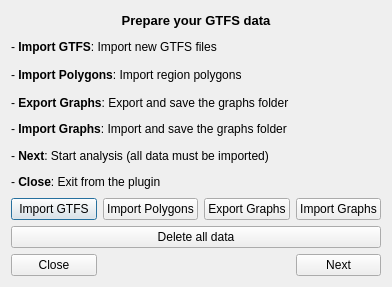
The window that route_tracking_dialog_base.ui (gianmarconaro/city-transport-analyzer) describes before a commit, drawn with Qt 5.
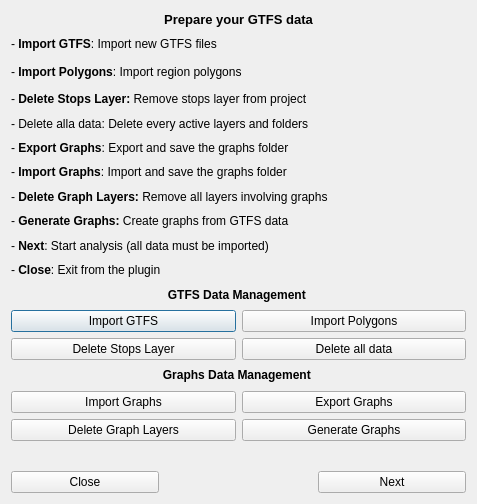
The same window after the commit.

```diff
--- a/route_tracking_dialog_base.ui
+++ b/route_tracking_dialog_base.ui
@@ -6,8 +6,8 @@
    <rect>
     <x>0</x>
     <y>0</y>
-    <width>388</width>
-    <height>287</height>
+    <width>477</width>
+    <height>504</height>
    </rect>
   </property>
   <property name="minimumSize">
@@ -22,8 +22,15 @@
   <property name="modal">
    <bool>false</bool>
   </property>
-  <layout class="QGridLayout" name="gridLayout">
-   <item row="1" column="0" colspan="3">
+  <layout class="QGridLayout" name="gridLayout_4">
+   <item row="0" column="0">
+    <widget class="QLabel" name="label">
+     <property name="text">
+      <string>&lt;html&gt;&lt;head/&gt;&lt;body&gt;&lt;p align=&quot;center&quot;&gt;&lt;span style=&quot; font-size:10pt; font-weight:600;&quot;&gt;Prepare your GTFS data&lt;/span&gt;&lt;/p&gt;&lt;/body&gt;&lt;/html&gt;</string>
+     </property>
+    </widget>
+   </item>
+   <item row="1" column="0">
     <widget class="QLabel" name="label_3">
      <property name="font">
       <font>
@@ -35,11 +42,11 @@
       </font>
      </property>
      <property name="text">
-      <string>- &lt;b&gt;Import GTFS&lt;/b&gt;: Import new GTFS files</string>
+      <string>&lt;html&gt;&lt;head/&gt;&lt;body&gt;&lt;p&gt;- &lt;span style=&quot; font-weight:600;&quot;&gt;Import GTFS&lt;/span&gt;: Import new GTFS files&lt;/p&gt;&lt;/body&gt;&lt;/html&gt;</string>
      </property>
     </widget>
    </item>
-   <item row="2" column="0" colspan="4">
+   <item row="2" column="0">
     <widget class="QLabel" name="label_5">
      <property name="enabled">
       <bool>true</bool>
@@ -55,89 +62,171 @@
      </property>
     </widget>
    </item>
-   <item row="3" column="0" colspan="4">
+   <item row="3" column="0">
+    <widget class="QLabel" name="label_12">
+     <property name="text">
+      <string>&lt;html&gt;&lt;head/&gt;&lt;body&gt;&lt;p&gt;- &lt;span style=&quot; font-weight:600;&quot;&gt;Delete Stops Layer: &lt;/span&gt;Remove stops layer from project&lt;/p&gt;&lt;/body&gt;&lt;/html&gt;</string>
+     </property>
+    </widget>
+   </item>
+   <item row="4" column="0">
+    <widget class="QLabel" name="label_8">
+     <property name="text">
+      <string>&lt;html&gt;&lt;head/&gt;&lt;body&gt;&lt;p&gt;- &lt;span style=&quot; font-weight:600;&quot;&gt;Delete alla data:&lt;/span&gt; Delete every active layers and folders&lt;/p&gt;&lt;/body&gt;&lt;/html&gt;</string>
+     </property>
+    </widget>
+   </item>
+   <item row="5" column="0">
     <widget class="QLabel" name="label_6">
      <property name="text">
       <string>- &lt;b&gt;Export Graphs&lt;/b&gt;: Export and save the graphs folder </string>
      </property>
     </widget>
    </item>
-   <item row="4" column="0" colspan="4">
+   <item row="6" column="0">
     <widget class="QLabel" name="label_7">
      <property name="text">
       <string>- &lt;b&gt;Import Graphs&lt;/b&gt;: Import and save the graphs folder</string>
      </property>
     </widget>
    </item>
-   <item row="5" column="0" colspan="3">
+   <item row="7" column="0">
+    <widget class="QLabel" name="label_13">
+     <property name="text">
+      <string>&lt;html&gt;&lt;head/&gt;&lt;body&gt;&lt;p&gt;- &lt;span style=&quot; font-weight:600;&quot;&gt;Delete Graph Layers:&lt;/span&gt; Remove all layers involving graphs&lt;/p&gt;&lt;/body&gt;&lt;/html&gt;</string>
+     </property>
+    </widget>
+   </item>
+   <item row="8" column="0">
+    <widget class="QLabel" name="label_14">
+     <property name="text">
+      <string>- &lt;b&gt;Generate Graphs:&lt;/b&gt; Create graphs from GTFS data</string>
+     </property>
+    </widget>
+   </item>
+   <item row="9" column="0">
     <widget class="QLabel" name="label_2">
      <property name="text">
       <string>- &lt;b&gt;Next&lt;/b&gt;: Start analysis (all data must be imported)</string>
      </property>
     </widget>
    </item>
-   <item row="6" column="0" colspan="2">
+   <item row="10" column="0">
     <widget class="QLabel" name="label_4">
      <property name="text">
       <string>- &lt;b&gt;Close&lt;/b&gt;: Exit from the plugin</string>
      </property>
     </widget>
    </item>
-   <item row="7" column="0">
+   <item row="11" column="0">
+    <widget class="QLabel" name="label_10">
+     <property name="text">
+      <string>&lt;html&gt;&lt;head/&gt;&lt;body&gt;&lt;p align=&quot;center&quot;&gt;&lt;span style=&quot; font-weight:600;&quot;&gt;GTFS Data Management &lt;/span&gt;&lt;/p&gt;&lt;/body&gt;&lt;/html&gt;</string>
+     </property>
+    </widget>
+   </item>
+   <item row="12" column="0">
+    <layout class="QGridLayout" name="gridLayout">
+     <item row="0" column="0">
     <widget class="QPushButton" name="GTFSButton">
      <property name="text">
       <string>Import GTFS</string>
      </property>
     </widget>
    </item>
-   <item row="7" column="1">
+     <item row="0" column="1">
     <widget class="QPushButton" name="polygonButton">
      <property name="text">
       <string>Import Polygons</string>
      </property>
     </widget>
    </item>
-   <item row="7" column="2">
-    <widget class="QPushButton" name="exportButton">
+     <item row="1" column="0">
+      <widget class="QPushButton" name="stopsButton">
      <property name="text">
-      <string>Export Graphs</string>
+        <string>Delete Stops Layer</string>
      </property>
     </widget>
    </item>
-   <item row="7" column="3">
+     <item row="1" column="1">
+      <widget class="QPushButton" name="deleteButton">
+       <property name="text">
+        <string>Delete all data</string>
+       </property>
+      </widget>
+     </item>
+    </layout>
+   </item>
+   <item row="13" column="0">
+    <widget class="QLabel" name="label_11">
+     <property name="text">
+      <string>&lt;html&gt;&lt;head/&gt;&lt;body&gt;&lt;p align=&quot;center&quot;&gt;&lt;span style=&quot; font-weight:600;&quot;&gt;Graphs Data Management &lt;/span&gt;&lt;/p&gt;&lt;/body&gt;&lt;/html&gt;</string>
+     </property>
+    </widget>
+   </item>
+   <item row="14" column="0">
+    <layout class="QGridLayout" name="gridLayout_2">
+     <item row="0" column="0">
     <widget class="QPushButton" name="importButton">
      <property name="text">
       <string>Import Graphs</string>
      </property>
     </widget>
    </item>
-   <item row="9" column="0">
+     <item row="0" column="1">
+      <widget class="QPushButton" name="exportButton">
+       <property name="text">
+        <string>Export Graphs</string>
+       </property>
+      </widget>
+     </item>
+     <item row="1" column="0">
+      <widget class="QPushButton" name="deleteGraphsButton">
+       <property name="text">
+        <string>Delete Graph Layers</string>
+       </property>
+      </widget>
+     </item>
+     <item row="1" column="1">
+      <widget class="QPushButton" name="graphsButton">
+       <property name="text">
+        <string>Generate Graphs</string>
+       </property>
+      </widget>
+     </item>
+    </layout>
+   </item>
+   <item row="15" column="0">
+    <widget class="QLabel" name="label_9">
+     <property name="text">
+      <string/>
+     </property>
+    </widget>
+   </item>
+   <item row="16" column="0">
+    <layout class="QGridLayout" name="gridLayout_3">
+     <item row="0" column="0">
     <widget class="QPushButton" name="closeButton">
      <property name="text">
       <string>Close</string>
      </property>
     </widget>
    </item>
-   <item row="9" column="3">
+     <item row="0" column="2">
     <widget class="QPushButton" name="forwardButton">
      <property name="text">
       <string>Next</string>
      </property>
     </widget>
    </item>
-   <item row="8" column="0" colspan="4">
-    <widget class="QPushButton" name="deleteButton">
+     <item row="0" column="1">
+      <widget class="QLabel" name="label_15">
      <property name="text">
-      <string>Delete all data</string>
+        <string/>
      </property>
     </widget>
    </item>
-   <item row="0" column="0" colspan="4">
-    <widget class="QLabel" name="label">
-     <property name="text">
-      <string>&lt;html&gt;&lt;head/&gt;&lt;body&gt;&lt;p align=&quot;center&quot;&gt;&lt;span style=&quot; font-size:10pt; font-weight:600;&quot;&gt;Prepare your GTFS data&lt;/span&gt;&lt;/p&gt;&lt;/body&gt;&lt;/html&gt;</string>
-     </property>
-    </widget>
+    </layout>
    </item>
   </layout>
  </widget>
```
Lines whose indentation alone changed are shown as unchanged.
